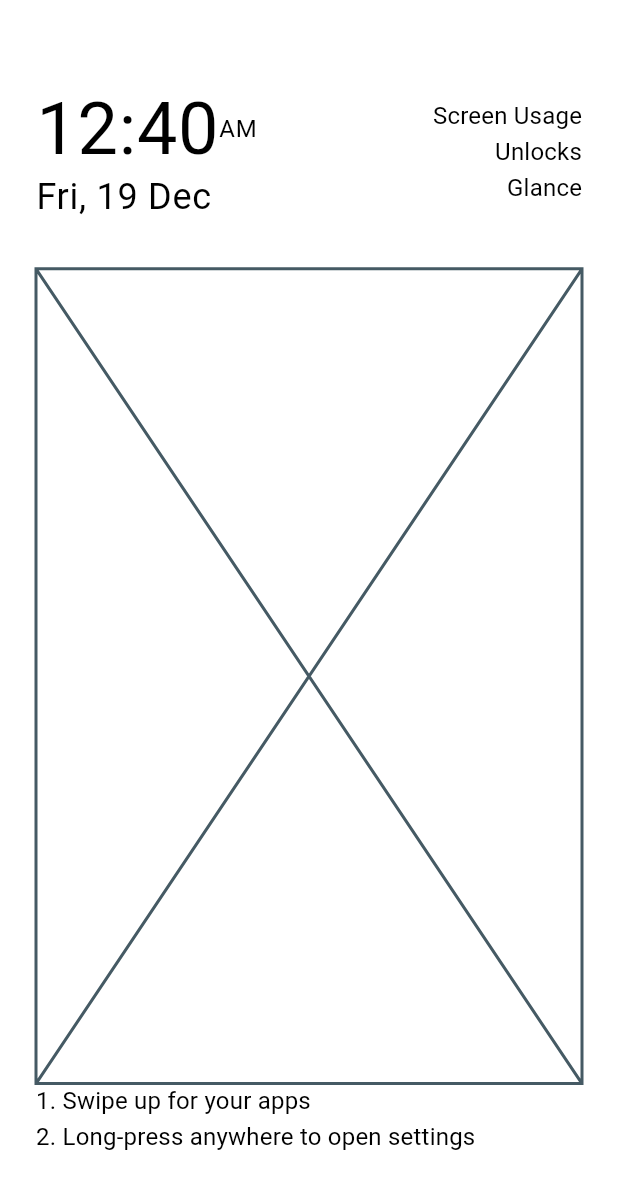
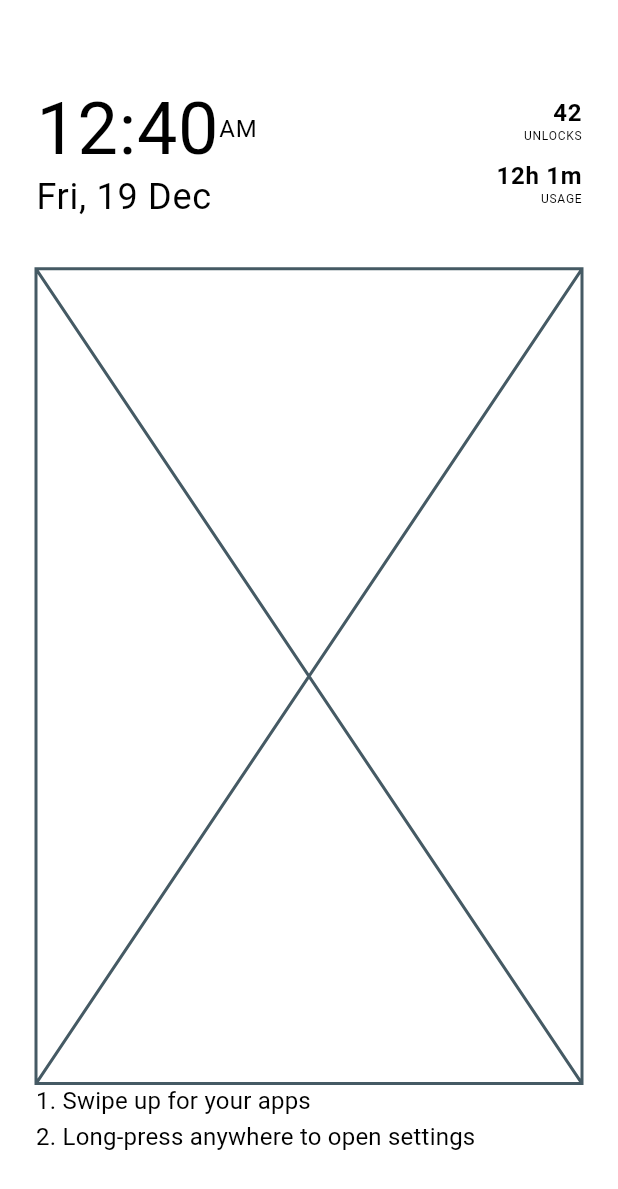
Before and after one commit to tarunvelagala/void_minimalist_launcher, a Flutter app: the screen it shows after launch, on a phone screen of 412 x 824 dp. Shown: the top 1189 px of the screen. Run offline on Flutter 3.47's test engine with Material 3 defaults, Android fonts, the phone set to English and light mode, and no system bars; our stand-ins replace responsive_framework.

Commit message:
feat: Display detailed usage statistics with new `statValue` and `statLabel` typography, removing `HomeGlanceDisplay`.

```diff
--- a/lib/core/theme/app_typography.dart
+++ b/lib/core/theme/app_typography.dart
@@ -147,6 +147,20 @@ class AppTypography {
     letterSpacing: 0.5,
   );
 
+  static TextStyle statValue(BuildContext context) => TextStyle(
+    fontSize: _scale(context, 16),
+    fontWeight: FontWeight.bold,
+    height: 1.25,
+    letterSpacing: 0.5,
+  );
+
+  static TextStyle statLabel(BuildContext context) => TextStyle(
+    fontSize: _scale(context, 8),
+    fontWeight: FontWeight.w400,
+    height: 1.25,
+    letterSpacing: 0.5,
+  );
+
   static TextTheme textTheme(BuildContext context) => TextTheme(
     displayLarge: displayLarge(context),
     displayMedium: displayMedium(context),
--- a/lib/features/home/widgets/header/home_usage_column.dart
+++ b/lib/features/home/widgets/header/home_usage_column.dart
@@ -1,5 +1,4 @@
 import 'package:flutter/widgets.dart';
-import 'package:return_zero/features/home/widgets/header/home_glance_display.dart';
 import 'package:return_zero/features/home/widgets/header/home_usage_display.dart';
 
 class HomeUsageColumn extends StatelessWidget {
@@ -11,7 +10,7 @@ class HomeUsageColumn extends StatelessWidget {
       crossAxisAlignment: CrossAxisAlignment.end,
       mainAxisSize: MainAxisSize.min,
       mainAxisAlignment: MainAxisAlignment.spaceEvenly,
-      children: const [HomeUsageDisplay(), HomeGlanceDisplay()],
+      children: const [HomeUsageDisplay()],
     );
   }
 }
--- a/lib/features/home/widgets/header/home_usage_display.dart
+++ b/lib/features/home/widgets/header/home_usage_display.dart
@@ -9,8 +9,21 @@ class HomeUsageDisplay extends StatelessWidget {
     return Column(
       crossAxisAlignment: CrossAxisAlignment.end,
       children: [
-        Text("Screen Usage", style: AppTypography.titleMedium(context)),
-        Text("Unlocks", style: AppTypography.titleMedium(context)),
+        Column(
+          crossAxisAlignment: CrossAxisAlignment.end,
+          children: [
+            Text('42', style: AppTypography.statValue(context)),
+            Text('UNLOCKS', style: AppTypography.statLabel(context)),
+          ],
+        ),
+        const SizedBox(height: 12),
+        Column(
+          crossAxisAlignment: CrossAxisAlignment.end,
+          children: [
+            Text('12h 1m', style: AppTypography.statValue(context)),
+            Text('USAGE', style: AppTypography.statLabel(context)),
+          ],
+        ),
       ],
     );
   }
```
